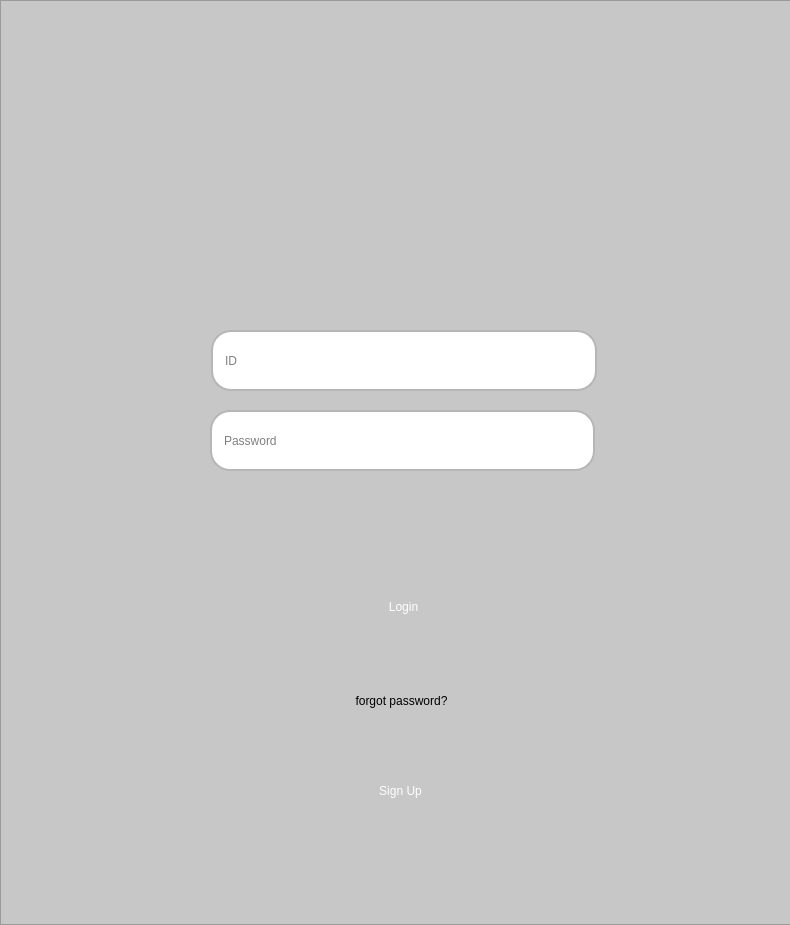
Above: loginwindow.ui from trv3wood/AccountSystem-Demo before the change. Below: the same form after it.
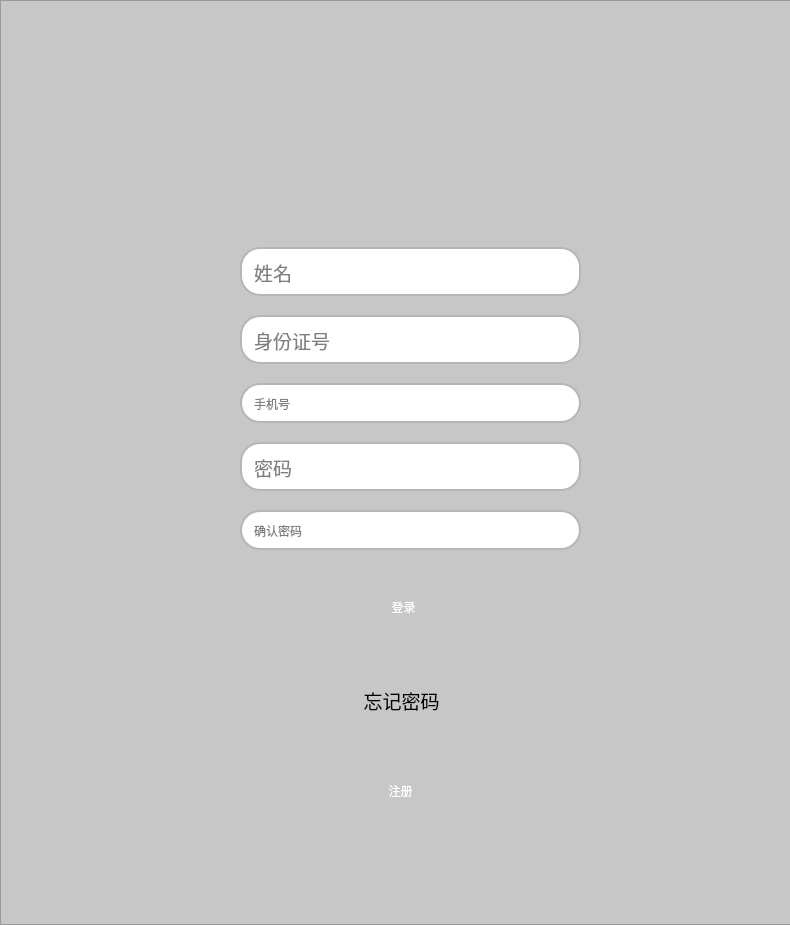
That is the form after the change. Icons and pictures are not drawn.

Commit message: 手机号登录

Patch:
```diff
--- a/loginwindow.ui
+++ b/loginwindow.ui
@@ -104,59 +104,6 @@
     <property name="frameShadow">
      <enum>QFrame::Raised</enum>
     </property>
-    <widget class="QLineEdit" name="idInput">
-     <property name="geometry">
-      <rect>
-       <x>211</x>
-       <y>330</y>
-       <width>386</width>
-       <height>61</height>
-      </rect>
-     </property>
-     <property name="sizePolicy">
-      <sizepolicy hsizetype="Preferred" vsizetype="Preferred">
-       <horstretch>0</horstretch>
-       <verstretch>0</verstretch>
-      </sizepolicy>
-     </property>
-     <property name="styleSheet">
-      <string notr="true"/>
-     </property>
-     <property name="maxLength">
-      <number>16</number>
-     </property>
-     <property name="placeholderText">
-      <string>ID</string>
-     </property>
-    </widget>
-    <widget class="QLineEdit" name="passwdInput">
-     <property name="geometry">
-      <rect>
-       <x>210</x>
-       <y>410</y>
-       <width>385</width>
-       <height>61</height>
-      </rect>
-     </property>
-     <property name="sizePolicy">
-      <sizepolicy hsizetype="Fixed" vsizetype="Fixed">
-       <horstretch>0</horstretch>
-       <verstretch>0</verstretch>
-      </sizepolicy>
-     </property>
-     <property name="styleSheet">
-      <string notr="true"/>
-     </property>
-     <property name="maxLength">
-      <number>16</number>
-     </property>
-     <property name="echoMode">
-      <enum>QLineEdit::Password</enum>
-     </property>
-     <property name="placeholderText">
-      <string>Password</string>
-     </property>
-    </widget>
     <widget class="QPushButton" name="fogotpw">
      <property name="geometry">
       <rect>
@@ -166,11 +113,19 @@
        <height>41</height>
       </rect>
      </property>
+     <property name="font">
+      <font>
+       <family>Microsoft YaHei UI</family>
+       <pointsize>14</pointsize>
+       <italic>false</italic>
+       <bold>false</bold>
+      </font>
+     </property>
      <property name="styleSheet">
       <string notr="true"/>
      </property>
      <property name="text">
-      <string>forgot password?</string>
+      <string>忘记密码</string>
      </property>
     </widget>
     <widget class="QPushButton" name="loginBtn">
@@ -186,7 +141,7 @@
       <string notr="true"/>
      </property>
      <property name="text">
-      <string>Login</string>
+      <string>登录</string>
      </property>
     </widget>
     <widget class="QPushButton" name="sign_up_btn">
@@ -202,9 +157,152 @@
       <string notr="true"/>
      </property>
      <property name="text">
-      <string>Sign Up</string>
+      <string>注册</string>
      </property>
     </widget>
+    <widget class="QWidget" name="">
+     <property name="geometry">
+      <rect>
+       <x>240</x>
+       <y>240</y>
+       <width>341</width>
+       <height>321</height>
+      </rect>
+     </property>
+     <layout class="QVBoxLayout" name="verticalLayout">
+      <property name="spacing">
+       <number>12</number>
+      </property>
+      <item>
+       <widget class="QLineEdit" name="nameEdit">
+        <property name="sizePolicy">
+         <sizepolicy hsizetype="Preferred" vsizetype="Fixed">
+          <horstretch>0</horstretch>
+          <verstretch>0</verstretch>
+         </sizepolicy>
+        </property>
+        <property name="font">
+         <font>
+          <family>Microsoft YaHei UI</family>
+          <pointsize>14</pointsize>
+          <italic>false</italic>
+          <bold>false</bold>
+         </font>
+        </property>
+        <property name="styleSheet">
+         <string notr="true"/>
+        </property>
+        <property name="maxLength">
+         <number>22</number>
+        </property>
+        <property name="placeholderText">
+         <string>姓名</string>
+        </property>
+       </widget>
+      </item>
+      <item>
+       <widget class="QLineEdit" name="idEdit">
+        <property name="sizePolicy">
+         <sizepolicy hsizetype="Preferred" vsizetype="Fixed">
+          <horstretch>0</horstretch>
+          <verstretch>0</verstretch>
+         </sizepolicy>
+        </property>
+        <property name="font">
+         <font>
+          <family>Microsoft YaHei UI</family>
+          <pointsize>14</pointsize>
+          <italic>false</italic>
+          <bold>false</bold>
+         </font>
+        </property>
+        <property name="styleSheet">
+         <string notr="true"/>
+        </property>
+        <property name="maxLength">
+         <number>16</number>
+        </property>
+        <property name="placeholderText">
+         <string>身份证号</string>
+        </property>
+       </widget>
+      </item>
+      <item>
+       <widget class="QLineEdit" name="phoneEdit">
+        <property name="sizePolicy">
+         <sizepolicy hsizetype="Preferred" vsizetype="Fixed">
+          <horstretch>0</horstretch>
+          <verstretch>0</verstretch>
+         </sizepolicy>
+        </property>
+        <property name="styleSheet">
+         <string notr="true"/>
+        </property>
+        <property name="maxLength">
+         <number>16</number>
+        </property>
+        <property name="placeholderText">
+         <string>手机号</string>
+        </property>
+       </widget>
+      </item>
+      <item>
+       <widget class="QLineEdit" name="passwdEdit">
+        <property name="sizePolicy">
+         <sizepolicy hsizetype="Preferred" vsizetype="Fixed">
+          <horstretch>0</horstretch>
+          <verstretch>0</verstretch>
+         </sizepolicy>
+        </property>
+        <property name="font">
+         <font>
+          <family>Microsoft YaHei UI</family>
+          <pointsize>14</pointsize>
+          <italic>false</italic>
+          <bold>false</bold>
+         </font>
+        </property>
+        <property name="styleSheet">
+         <string notr="true"/>
+        </property>
+        <property name="maxLength">
+         <number>16</number>
+        </property>
+        <property name="echoMode">
+         <enum>QLineEdit::Password</enum>
+        </property>
+        <property name="placeholderText">
+         <string>密码</string>
+        </property>
+       </widget>
+      </item>
+      <item>
+       <widget class="QLineEdit" name="passwdConfirm">
+        <property name="sizePolicy">
+         <sizepolicy hsizetype="Preferred" vsizetype="Fixed">
+          <horstretch>0</horstretch>
+          <verstretch>0</verstretch>
+         </sizepolicy>
+        </property>
+        <property name="styleSheet">
+         <string notr="true"/>
+        </property>
+        <property name="text">
+         <string/>
+        </property>
+        <property name="maxLength">
+         <number>16</number>
+        </property>
+        <property name="echoMode">
+         <enum>QLineEdit::Password</enum>
+        </property>
+        <property name="placeholderText">
+         <string>确认密码</string>
+        </property>
+       </widget>
+      </item>
+     </layout>
+    </widget>
    </widget>
   </widget>
  </widget>
```
Left out of the diff: 4 changed lines with no effect on the pictures. The commit also changes 9 other files.
